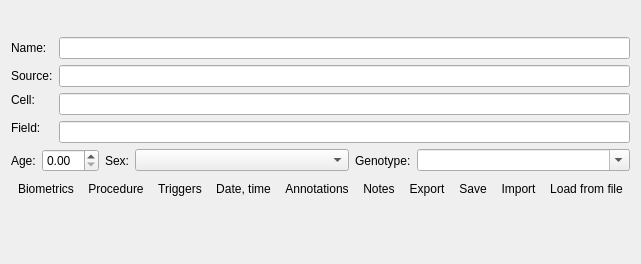
Qt form src/scipyen/gui/widgets/basescipyendatawidget.ui (ctigaret/scipyen) before a commit.
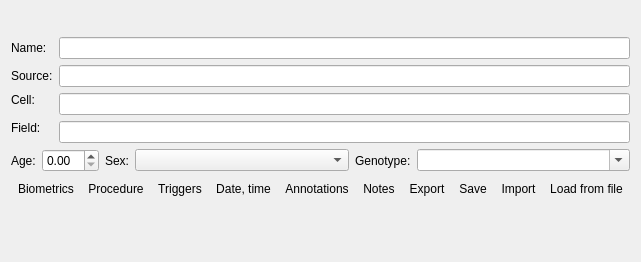
The same form after that commit. Icons and pictures are not drawn. Custom widgets are drawn as their Qt base class.

What changed in the file:
```diff
--- a/src/scipyen/gui/widgets/basescipyendatawidget.ui
+++ b/src/scipyen/gui/widgets/basescipyendatawidget.ui
@@ -7,7 +7,7 @@
     <x>0</x>
     <y>0</y>
     <width>480</width>
-    <height>264</height>
+    <height>262</height>
    </rect>
   </property>
   <property name="windowTitle">
```
